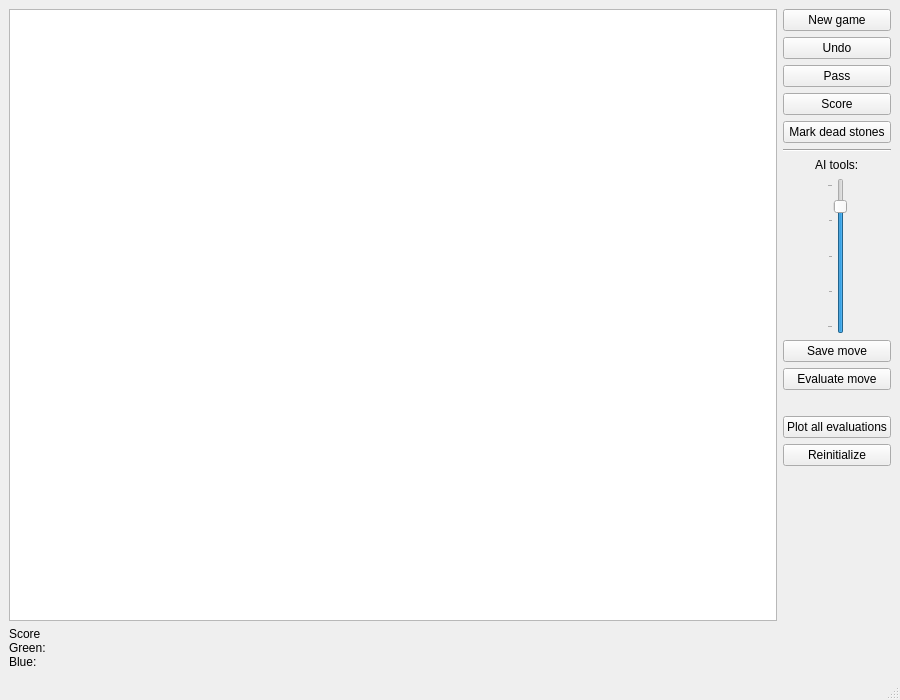
jhlq/Trigo, file cpp/TrigoTrain/src/mainwindow.ui: the form before one commit.
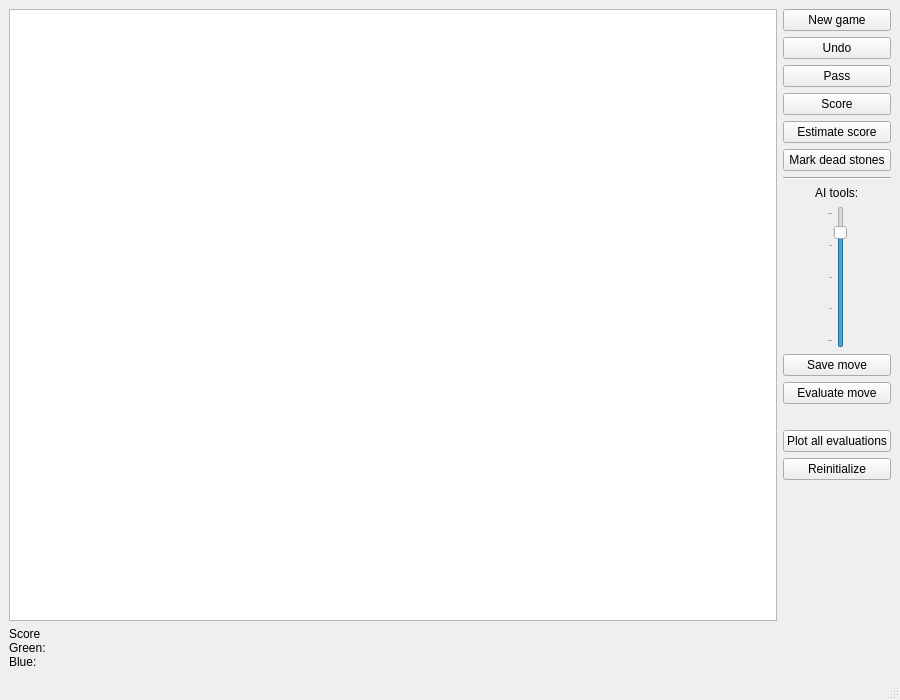
The form after the commit.

Diff of the .ui file:
```diff
--- a/cpp/TrigoTrain/src/mainwindow.ui
+++ b/cpp/TrigoTrain/src/mainwindow.ui
@@ -57,6 +57,13 @@
           </property>
          </widget>
         </item>
+        <item>
+         <widget class="QPushButton" name="estimateScoreButton">
+          <property name="text">
+           <string>Estimate score</string>
+          </property>
+         </widget>
+        </item>
         <item>
          <widget class="QPushButton" name="autoMarkButton">
           <property name="text">
```
